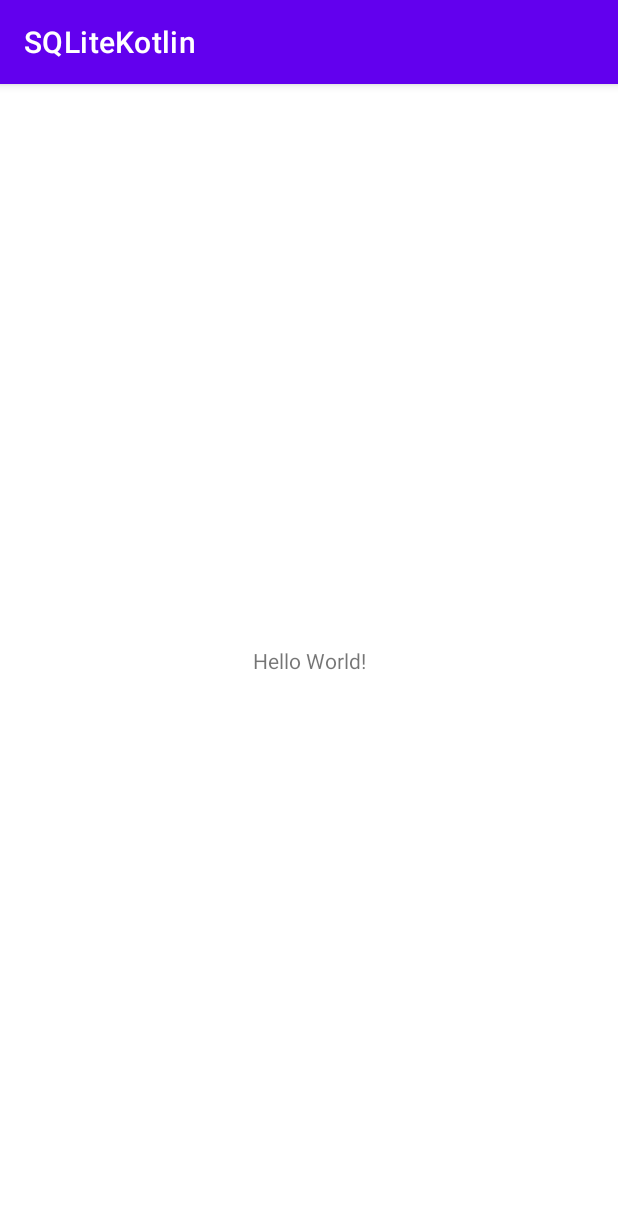
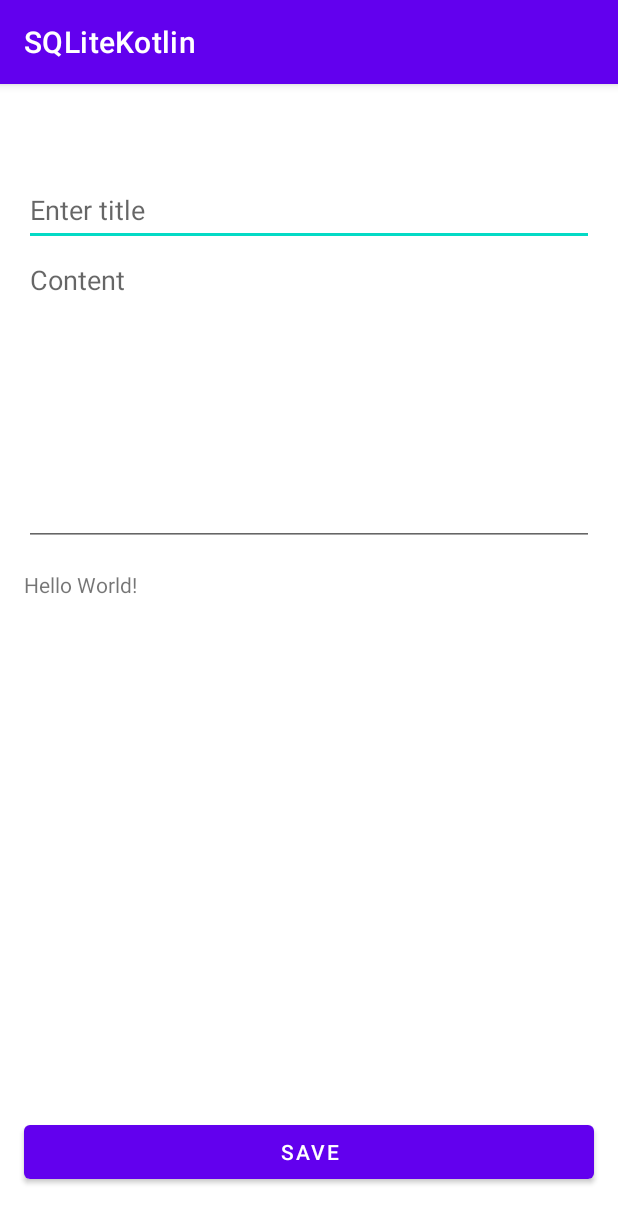
Before and after one commit to TigranMonte/KotlinLessons, an Android app: the screen it shows after launch (MainActivity), on a phone screen of 412 x 824 dp. Shown: the top 1223 px of the screen. Run offline under Robolectric (Android 15) with nearby library versions, the phone set to English and light mode, and no system bars.

Commit message:
SQLite database app in Kotlin

```diff
--- a/sqlitekotlin/src/main/java/ru/tikodvlp/sqlitekotlin/MainActivity.kt
+++ b/sqlitekotlin/src/main/java/ru/tikodvlp/sqlitekotlin/MainActivity.kt
@@ -2,10 +2,51 @@ package ru.tikodvlp.sqlitekotlin
 
 import androidx.appcompat.app.AppCompatActivity
 import android.os.Bundle
+import android.view.View
+import android.widget.EditText
+import android.widget.TextView
+import ru.tikodvlp.sqlitekotlin.db.MyDbManager
 
 class MainActivity : AppCompatActivity() {
+
+    private lateinit var edTitle: EditText
+    private lateinit var edContent: EditText
+    private lateinit var tvTest: TextView
+
+    val myDbManager = MyDbManager(this)
+
     override fun onCreate(savedInstanceState: Bundle?) {
         super.onCreate(savedInstanceState)
         setContentView(R.layout.activity_main)
+
+        edContent = findViewById(R.id.edContent)
+        edTitle = findViewById(R.id.edTitle)
+        tvTest = findViewById(R.id.tvTest)
+    }
+
+    fun onClickSave(view: View) {
+        tvTest.text = ""
+        myDbManager.insertToDb(edTitle.text.toString(), edContent.text.toString())
+
+        val dataList = myDbManager.readDbData()
+        for (item in dataList) {
+            tvTest.append(item)
+            tvTest.append("\n")
+        }
+    }
+
+    override fun onResume() {
+        super.onResume()
+        myDbManager.openDb()
+        val dataList = myDbManager.readDbData()
+        for (item in dataList) {
+            tvTest.append(item)
+            tvTest.append("\n")
+        }
+
+        fun onDestroy() {
+            super.onDestroy()
+            myDbManager.closeDb()
+        }
     }
 }
--- a/sqlitekotlin/src/main/java/ru/tikodvlp/sqlitekotlin/db/MyDbManager.kt
+++ b/sqlitekotlin/src/main/java/ru/tikodvlp/sqlitekotlin/db/MyDbManager.kt
@@ -32,7 +32,10 @@ class MyDbManager (context: Context){
                 val dataText = cursor.getString(cursor.getColumnIndex(MyDbNameClass.COLUMN_NAME_TITLE))
                 dataList.add(dataText.toString())
             }
-
+        cursor.close()
         return dataList
     }
+    fun closeDb() {
+        myDbHelper.close()
+    }
 }
--- a/sqlitekotlin/src/main/res/layout/activity_main.xml
+++ b/sqlitekotlin/src/main/res/layout/activity_main.xml
@@ -7,12 +7,59 @@
     tools:context=".MainActivity">
 
     <TextView
-        android:layout_width="wrap_content"
-        android:layout_height="wrap_content"
+        android:id="@+id/tvTest"
+        android:layout_width="0dp"
+        android:layout_height="0dp"
+        android:layout_marginLeft="16dp"
+        android:layout_marginTop="16dp"
+        android:layout_marginRight="16dp"
+        android:layout_marginBottom="8dp"
         android:text="Hello World!"
-        app:layout_constraintBottom_toBottomOf="parent"
+        app:layout_constraintBottom_toTopOf="@+id/btnSave"
+        app:layout_constraintHorizontal_bias="0.0"
         app:layout_constraintLeft_toLeftOf="parent"
         app:layout_constraintRight_toRightOf="parent"
+        app:layout_constraintTop_toBottomOf="@+id/edContent"
+        app:layout_constraintVertical_bias="0.0" />
+
+    <EditText
+        android:id="@+id/edTitle"
+        android:layout_width="0dp"
+        android:layout_height="wrap_content"
+        android:layout_marginStart="16dp"
+        android:layout_marginTop="60dp"
+        android:layout_marginEnd="16dp"
+        android:ems="10"
+        android:hint="Enter title"
+        android:inputType="textPersonName"
+        android:minHeight="48dp"
+        app:layout_constraintEnd_toEndOf="parent"
+        app:layout_constraintHorizontal_bias="0.497"
+        app:layout_constraintStart_toStartOf="parent"
         app:layout_constraintTop_toTopOf="parent" />
 
+    <EditText
+        android:id="@+id/edContent"
+        android:layout_width="0dp"
+        android:layout_height="200dp"
+        android:ems="10"
+        android:gravity="top"
+        android:hint="Content"
+        android:inputType="textMultiLine|textPersonName"
+        app:layout_constraintEnd_toEndOf="@+id/edTitle"
+        app:layout_constraintStart_toStartOf="@+id/edTitle"
+        app:layout_constraintTop_toBottomOf="@+id/edTitle" />
+
+    <Button
+        android:id="@+id/btnSave"
+        android:layout_width="0dp"
+        android:layout_height="wrap_content"
+        android:layout_marginBottom="32dp"
+        android:onClick="onClickSave"
+        android:text="Save"
+        app:layout_constraintBottom_toBottomOf="parent"
+        app:layout_constraintEnd_toEndOf="@+id/tvTest"
+        app:layout_constraintHorizontal_bias="0.498"
+        app:layout_constraintStart_toStartOf="@+id/tvTest" />
+
 </androidx.constraintlayout.widget.ConstraintLayout>
```
